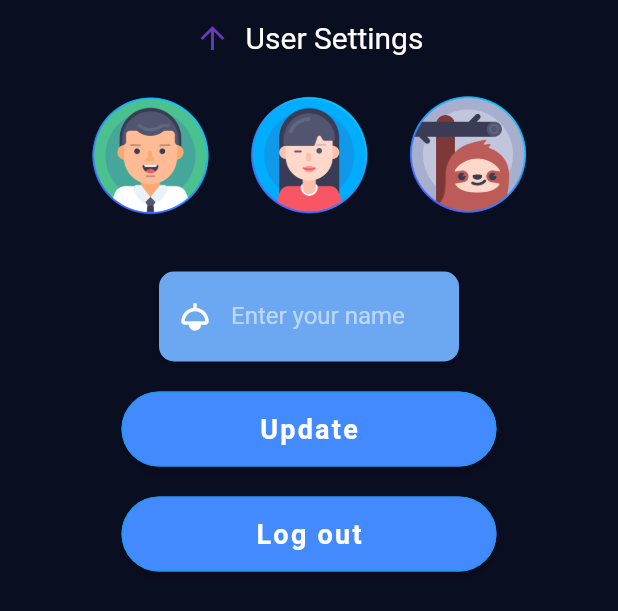
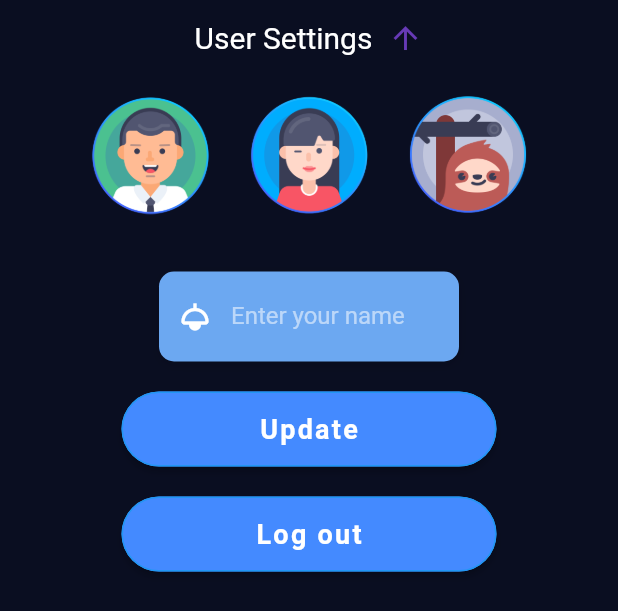
Before and after one commit to SmartHome101/Mobile-app-Last, a Flutter app: the SlidingBar widget shown alone on an empty page, opened directly with empty values, on a phone screen of 412 x 824 dp. Shown: the top 611 px of the screen. Run offline on Flutter 3.47's test engine with Material 2 defaults, Android fonts, the phone set to English and light mode, and no system bars; our stand-ins replace firebase_auth, firebase_core, firebase_database, google_fonts, introduction_screen, lottie and 2 more; accounts and stored records are empty; Roboto replaces fonts that are missing (OpenSans).

Commit message:
Outline- Function Structure.

```diff
--- a/lib/Home Room/Sliding_Bar.dart
+++ b/lib/Home Room/Sliding_Bar.dart
@@ -1,4 +1,5 @@
 import 'package:flutter/material.dart';
+import 'package:flutter/painting.dart';
 
 import '../shared/Custom_Widgets.dart';
 
@@ -7,14 +8,102 @@ import '../shared/Custom_Widgets.dart';
 class SlidingBar extends StatefulWidget {
 
   final ScrollController Scroll_controller;
+  final Avatar_Path;
+  final name;
 
-  const SlidingBar({Key? key, required this.Scroll_controller}) : super(key: key);
+  const SlidingBar({Key? key,
+    required this.Scroll_controller,
+    required this.name,
+    required this.Avatar_Path
+  }) : super(key: key);
 
   @override
   _SlidingBarState createState() => _SlidingBarState();
 }
 
 class _SlidingBarState extends State<SlidingBar> {
+
+  TextEditingController UserName_Controller = TextEditingController();
+
+  Color Highlighted_color = Color.fromARGB(40,255, 255, 255);
+  Color UnHighLighted_color = Colors.transparent;
+
+  Color Avatar1_Color = Colors.transparent;
+  Color Avatar2_Color = Colors.transparent;
+  Color Avatar3_Color = Colors.transparent;
+
+  String Avatar1_Path = 'icons/vector.png';
+  String Avatar2_Path = 'icons/vector2.png';
+  String Avatar3_Path = 'icons/vector3.png';
+
+  String Selected_Avatar = "";
+
+  initState()
+  {
+    setState(() {
+      UserName_Controller.text = widget.name;
+
+      if(widget.Avatar_Path == Avatar1_Path)
+        Select_Avatar(1);
+      else if(widget.Avatar_Path == Avatar2_Path)
+        Select_Avatar(2);
+      else if(widget.Avatar_Path == Avatar3_Path)
+        Select_Avatar(3);
+
+    });
+  }
+
+  void Select_Avatar(int number)
+  {
+    if(number ==1)
+      {
+        Avatar1_Color = Highlighted_color;
+        Avatar2_Color = UnHighLighted_color;
+        Avatar3_Color = UnHighLighted_color;
+
+        Selected_Avatar = Avatar1_Path;
+      }
+    else if(number ==2)
+      {
+        Avatar2_Color = Highlighted_color;
+        Avatar1_Color = UnHighLighted_color;
+        Avatar3_Color = UnHighLighted_color;
+
+        Selected_Avatar = Avatar2_Path;
+      }
+    else if(number ==3)
+      {
+        Avatar3_Color = Highlighted_color;
+        Avatar1_Color = UnHighLighted_color;
+        Avatar2_Color = UnHighLighted_color;
+
+        Selected_Avatar = Avatar3_Path;
+      }
+  }
+
+
+  Widget Build_Update() {
+    return Container(
+      alignment: Alignment.center,
+      child: ElevatedButton(
+        child: Text(
+          'Update',
+          style: TextStyle(
+            color: Colors.white,
+            letterSpacing: 1.5,
+            fontSize: 18.0,
+            fontWeight: FontWeight.bold,
+            fontFamily: 'OpenSans',
+          ),
+        ),
+        style: buttonStyle(Size(250,50)) ,
+        onPressed: (){
+          update_UserData(Selected_Avatar, UserName_Controller.text);
+        },
+      ),
+    );
+  }
+
 
   @override
   Widget build(BuildContext context) => ListView(
@@ -25,11 +114,11 @@ class _SlidingBarState extends State<SlidingBar> {
         crossAxisAlignment: CrossAxisAlignment.center,
         mainAxisAlignment: MainAxisAlignment.center,
         children: [
+          Text("User Settings", style: TextStyle(fontSize: 20, color: Colors.white),),
+          SizedBox(height: 0, width: 10,),
           Icon(Icons.arrow_upward,
             color: Colors.deepPurple,
           ),
-          SizedBox(height: 0, width: 10,),
-          Text("User Settings", style: TextStyle(fontSize: 20, color: Colors.white),),
         ],
       ),
       SizedBox(height: 18,),
@@ -38,30 +127,39 @@ class _SlidingBarState extends State<SlidingBar> {
         mainAxisAlignment: MainAxisAlignment.center,
         children: [
           IconButton(
-              icon: Image.asset('icons/vector.png'),
+              icon: Image.asset(Avatar1_Path, color: Avatar1_Color, colorBlendMode: BlendMode.multiply),
               iconSize: 80,
+              color: Colors.red,
               onPressed: () {
+                setState(() {
+                  Select_Avatar(1);
+                });
               }
           ),
           SizedBox(height: 0, width: 10,),
           IconButton(
-              icon: Image.asset('icons/vector2.png'),
+              icon: Image.asset(Avatar2_Path, color: Avatar2_Color, colorBlendMode: BlendMode.multiply),
               iconSize: 80,
               onPressed: () {
+                setState(() {
+                  Select_Avatar(2);
+                });
               }
           ),
           SizedBox(height: 0, width: 10,),
           IconButton(
-              icon: Image.asset('icons/vector3.png'),
+              icon: Image.asset(Avatar3_Path, color: Avatar3_Color, colorBlendMode: BlendMode.multiply),
               iconSize: 80,
               onPressed: () {
+                setState(() {
+                  Select_Avatar(3);
+                });
               }
           ),
-
         ],
       ),
       SizedBox(height: 20,),
-      BuildUserName_Customized(),
+      BuildUserName_Customized(UserName_Controller),
       SizedBox(height: 20,),
       Build_Update(),
       SizedBox(height: 20,),
@@ -70,3 +168,12 @@ class _SlidingBarState extends State<SlidingBar> {
     ],
   );
 }
+
+
+
+
+
+void update_UserData (String AvatarPath, String Name)
+{
+
+}
--- a/lib/shared/Custom_Widgets.dart
+++ b/lib/shared/Custom_Widgets.dart
@@ -144,7 +144,7 @@ BoxDecoration Background_decoration ()
 }
 
 
-Widget BuildUserName_Customized() {
+Widget BuildUserName_Customized(TextEditingController Name_Controller) {
   return Column(
     crossAxisAlignment: CrossAxisAlignment.center,
     children: <Widget>[
@@ -170,6 +170,7 @@ Widget BuildUserName_Customized() {
             hintText: 'Enter your name',
             hintStyle: kHintTextStyle,
           ),
+          controller: Name_Controller,
         ),
       ),
     ],
@@ -201,25 +202,7 @@ Widget Build_Logout(BuildContext context) {
     ),
   );
 }
-Widget Build_Update() {
-  return Container(
-    alignment: Alignment.center,
-    child: ElevatedButton(
-      child: Text(
-          'Update',
-          style: TextStyle(
-            color: Colors.white,
-            letterSpacing: 1.5,
-            fontSize: 18.0,
-            fontWeight: FontWeight.bold,
-            fontFamily: 'OpenSans',
-          ),
-        ),
-      style: buttonStyle(Size(250,50)) ,
-      onPressed: (){},
-    ),
-  );
-}
+
 
 
 ButtonStyle buttonStyle(Size _size)
```
Also changed, not shown: lib/Home Room/Home_Screen.dart (+5 -3 lines).
